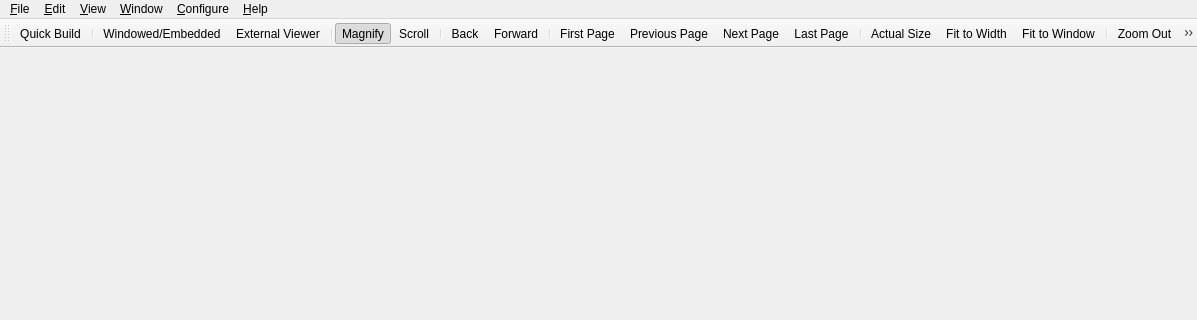
Qt form PDFDocument.ui (svn2github/texstudio-trunk) before a commit; both pictures show x 0 to 1197 and y 0 to 320 of the 1197 by 600 pixel window.
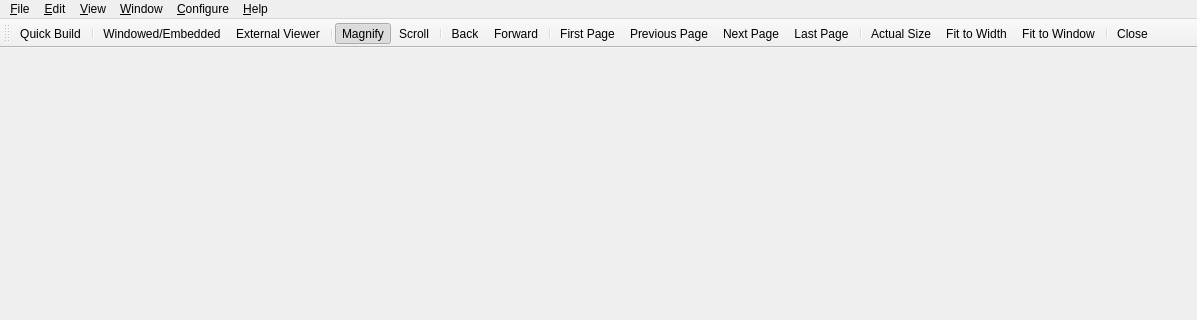
The same form after that commit.

Commit message: - fix zoom in and out shortcuts of PDF viewer (Ctrl++, Ctrl+-) - add additional shortcut Ctrl+0 = 100% both only available in windowed mode

Diff of the .ui file:
```diff
--- a/PDFDocument.ui
+++ b/PDFDocument.ui
@@ -167,8 +167,6 @@
    <addaction name="actionFit_to_Width"/>
    <addaction name="actionFit_to_Window"/>
    <addaction name="separator"/>
-   <addaction name="actionZoom_Out"/>
-   <addaction name="actionZoom_In"/>
    <addaction name="actionClose"/>
   </widget>
   <action name="actionAbout_TW">
```
The commit also changes 1 other file.
